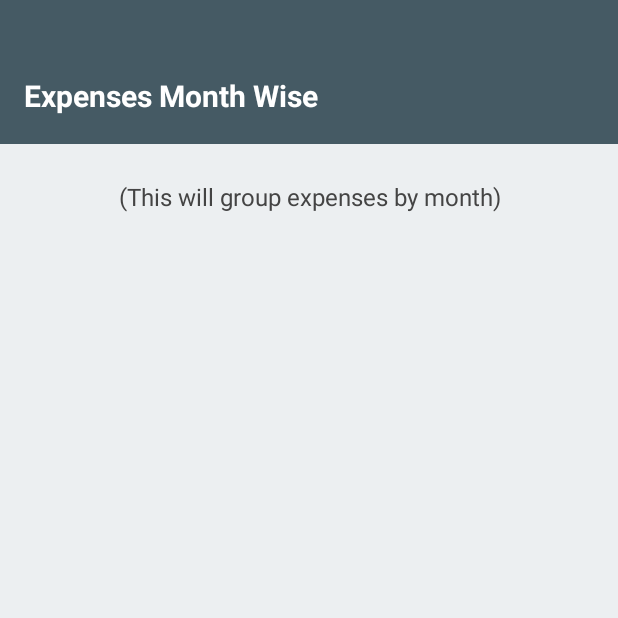
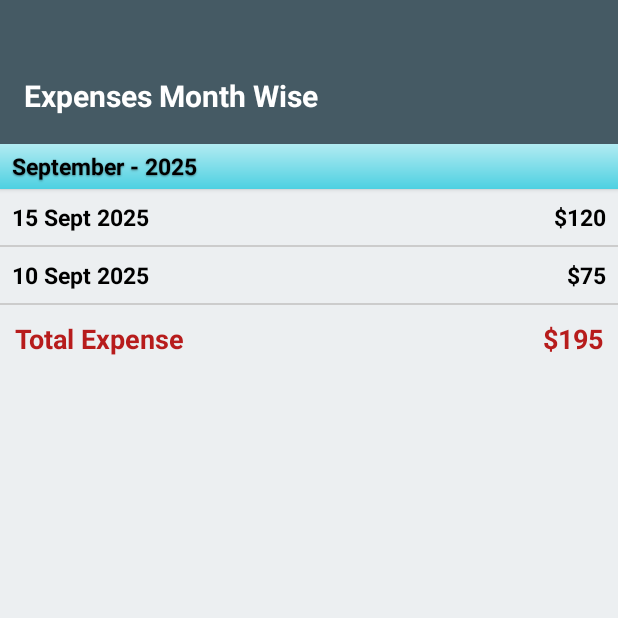
Before and after one commit to PIXEL-PEN/Expense-Tracker, an Android app: the MonthWiseActivity screen opened directly, with no data from a screen before it, on a phone screen of 412 x 824 dp, the top half of it. Run offline under Robolectric (Android 15) with nearby library versions, the phone set to English and light mode, and no system bars.

Commit message:
Add Month Wise layout: 30dp turquoise gradient banners, expense rows, and totals

```diff
--- /dev/null
+++ b/app/src/main/res/drawable/banner_gradient_turquoise.xml
@@ -0,0 +1,10 @@
+<?xml version="1.0" encoding="utf-8"?>
+<shape xmlns:android="http://schemas.android.com/apk/res/android"
+    android:shape="rectangle">
+
+    <gradient
+        android:startColor="#B2EBF2"
+        android:endColor="#4DD0E1"
+        android:angle="270" />
+
+</shape>
--- a/app/src/main/res/layout/activity_month_wise.xml
+++ b/app/src/main/res/layout/activity_month_wise.xml
@@ -7,7 +7,6 @@
 
     <!-- Top bar -->
     <TextView
-        android:id="@+id/top_bar"
         android:layout_width="match_parent"
         android:layout_height="96dp"
         android:gravity="center_vertical|start"
@@ -19,15 +18,127 @@
         android:textStyle="bold"
         android:background="#455A64" />
 
-    <!-- Placeholder body -->
-    <TextView
-        android:id="@+id/placeholder_text"
+    <ScrollView
         android:layout_width="match_parent"
-        android:layout_height="wrap_content"
-        android:layout_marginTop="24dp"
-        android:gravity="center"
-        android:text="(This will group expenses by month)"
-        android:textSize="16sp"
-        android:textColor="#444" />
+        android:layout_height="match_parent">
 
+        <LinearLayout
+            android:id="@+id/monthwise_container"
+            android:orientation="vertical"
+            android:layout_width="match_parent"
+            android:layout_height="wrap_content">
+
+            <!-- Month banner -->
+            <TextView
+                android:layout_width="match_parent"
+                android:layout_height="30dp"
+                android:gravity="center_vertical|start"
+                android:paddingStart="8dp"
+                android:background="@drawable/banner_gradient_turquoise"
+                android:text="September - 2025"
+                android:textColor="#000000"
+                android:textSize="15sp"
+                android:textStyle="bold"
+                android:elevation="2dp"
+                android:shadowColor="#66000000"
+                android:shadowDx="0"
+                android:shadowDy="1"
+                android:shadowRadius="1" />
+
+            <!-- Expense row -->
+            <LinearLayout
+                android:layout_width="match_parent"
+                android:layout_height="wrap_content"
+                android:orientation="horizontal"
+                android:padding="8dp">
+
+                <TextView
+                    android:layout_width="0dp"
+                    android:layout_height="wrap_content"
+                    android:layout_weight="1"
+                    android:gravity="start"
+                    android:text="15 Sept 2025"
+                    android:textStyle="bold"
+                    android:textSize="15sp"
+                    android:textColor="#000000" />
+
+                <TextView
+                    android:layout_width="wrap_content"
+                    android:layout_height="wrap_content"
+                    android:gravity="end"
+                    android:text="$120"
+                    android:textStyle="bold"
+                    android:textSize="15sp"
+                    android:textColor="#000000" />
+            </LinearLayout>
+
+            <!-- Divider -->
+            <View
+                android:layout_width="match_parent"
+                android:layout_height="1dp"
+                android:background="#CCCCCC" />
+
+            <!-- Another expense row -->
+            <LinearLayout
+                android:layout_width="match_parent"
+                android:layout_height="wrap_content"
+                android:orientation="horizontal"
+                android:padding="8dp">
+
+                <TextView
+                    android:layout_width="0dp"
+                    android:layout_height="wrap_content"
+                    android:layout_weight="1"
+                    android:gravity="start"
+                    android:text="10 Sept 2025"
+                    android:textStyle="bold"
+                    android:textSize="15sp"
+                    android:textColor="#000000" />
+
+                <TextView
+                    android:layout_width="wrap_content"
+                    android:layout_height="wrap_content"
+                    android:gravity="end"
+                    android:text="$75"
+                    android:textStyle="bold"
+                    android:textSize="15sp"
+                    android:textColor="#000000" />
+            </LinearLayout>
+
+            <!-- Divider -->
+            <View
+                android:layout_width="match_parent"
+                android:layout_height="1dp"
+                android:background="#CCCCCC" />
+
+            <!-- Total for month -->
+            <LinearLayout
+                android:layout_width="match_parent"
+                android:layout_height="wrap_content"
+                android:orientation="horizontal"
+                android:padding="10dp"
+                android:layout_marginBottom="12dp">
+
+                <TextView
+                    android:layout_width="0dp"
+                    android:layout_height="wrap_content"
+                    android:layout_weight="1"
+                    android:gravity="start"
+                    android:text="Total Expense"
+                    android:textStyle="bold"
+                    android:textSize="18sp"
+                    android:textColor="#B71C1C" />
+
+                <TextView
+                    android:layout_width="wrap_content"
+                    android:layout_height="wrap_content"
+                    android:gravity="end"
+                    android:text="$195"
+                    android:textStyle="bold"
+                    android:textSize="18sp"
+                    android:textColor="#B71C1C" />
+            </LinearLayout>
+
+        </LinearLayout>
+    </ScrollView>
 </LinearLayout>
```
